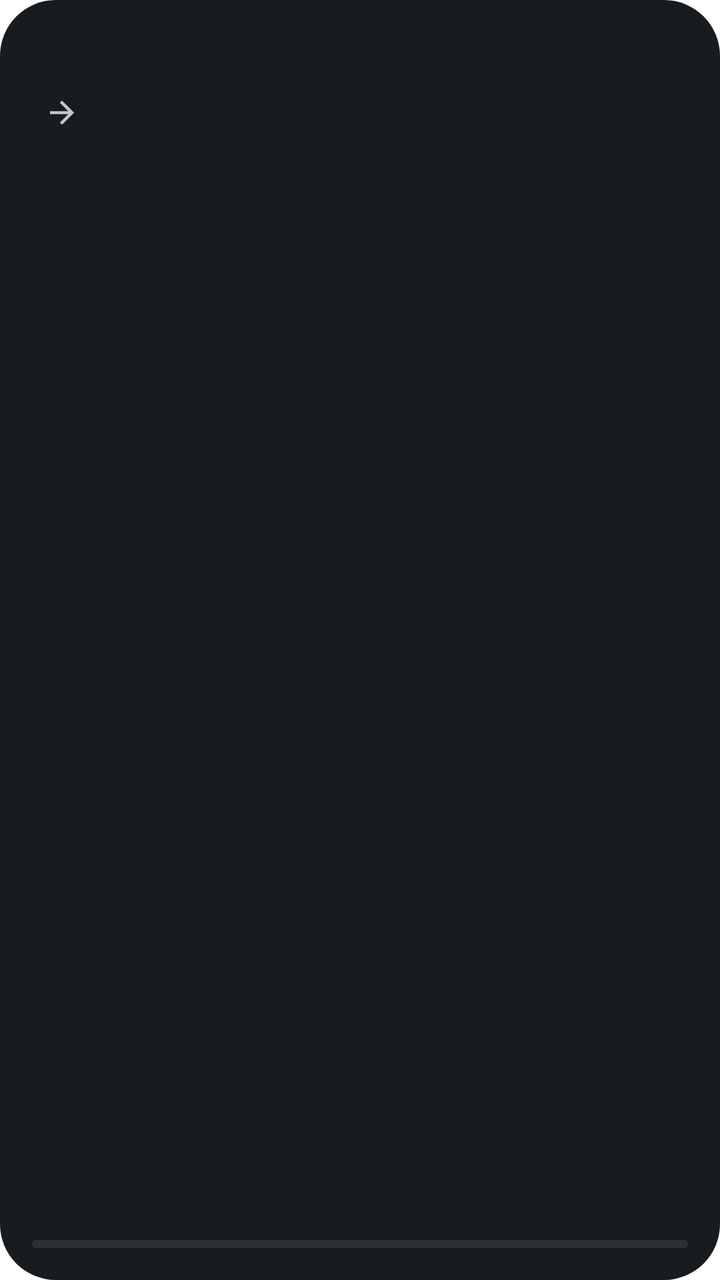
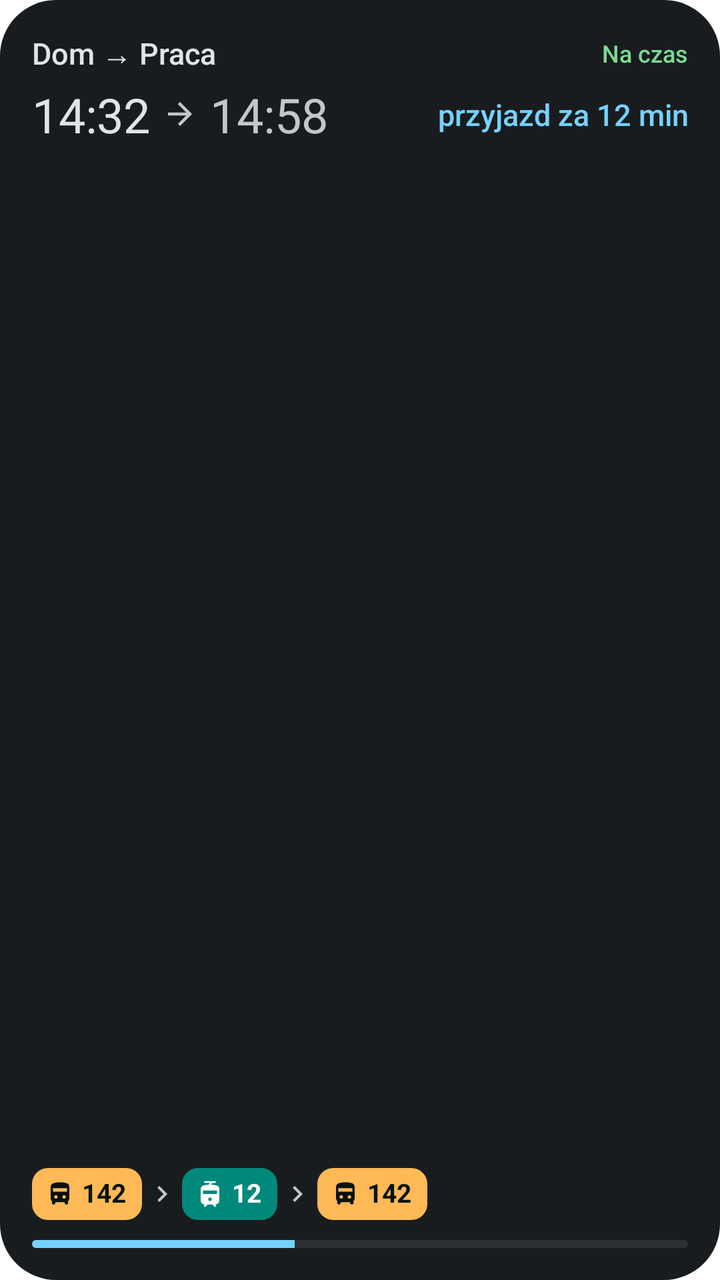

Compare the two renders of this Android layout. The source of the first and the diff that turns it into the second are given below.
<!-- AndroidManifest.xml: fallback theme Theme.MaterialComponents.DayNight.NoActionBar -->
<!-- res/layout/kw_trip.xml -->
<?xml version="1.0" encoding="utf-8"?>
<FrameLayout xmlns:android="http://schemas.android.com/apk/res/android"
    android:id="@android:id/background"
    android:layout_width="match_parent"
    android:layout_height="match_parent"
    android:background="@drawable/kw_bg">

    <LinearLayout
        android:id="@+id/kw_content"
        android:layout_width="match_parent"
        android:layout_height="match_parent"
        android:orientation="vertical"
        android:padding="16dp">

        <LinearLayout
            android:layout_width="match_parent"
            android:layout_height="wrap_content"
            android:gravity="center_vertical"
            android:orientation="horizontal">

            <TextView
                android:id="@+id/kw_title"
                android:layout_width="0dp"
                android:layout_height="wrap_content"
                android:layout_weight="1"
                android:ellipsize="end"
                android:fontFamily="sans-serif-medium"
                android:maxLines="1"
                android:textColor="@color/kw_on_surface"
                android:textSize="15sp" />

            <TextView
                android:id="@+id/kw_status"
                android:layout_width="wrap_content"
                android:layout_height="wrap_content"
                android:layout_marginStart="8dp"
                android:fontFamily="sans-serif-medium"
                android:maxLines="1"
                android:textColor="@color/kw_on_surface_variant"
                android:textSize="12sp" />
        </LinearLayout>

        <LinearLayout
            android:layout_width="match_parent"
            android:layout_height="wrap_content"
            android:layout_marginTop="4dp"
            android:gravity="center_vertical"
            android:orientation="horizontal">

            <TextView
                android:id="@+id/kw_depart"
                android:layout_width="wrap_content"
                android:layout_height="wrap_content"
                android:maxLines="1"
                android:textColor="@color/kw_on_surface"
                android:textSize="24sp" />

            <ImageView
                android:id="@+id/kw_arrow"
                android:layout_width="18dp"
                android:layout_height="18dp"
                android:layout_marginHorizontal="6dp"
                android:importantForAccessibility="no"
                android:src="@drawable/kw_ic_arrow"
                android:tint="@color/kw_on_surface_variant" />

            <TextView
                android:id="@+id/kw_arrive"
                android:layout_width="wrap_content"
                android:layout_height="wrap_content"
                android:maxLines="1"
                android:textColor="@color/kw_on_surface_variant"
                android:textSize="24sp" />

            <TextView
                android:id="@+id/kw_phase"
                android:layout_width="0dp"
                android:layout_height="wrap_content"
                android:layout_marginStart="12dp"
                android:layout_weight="1"
                android:ellipsize="end"
                android:fontFamily="sans-serif-medium"
                android:gravity="end"
                android:maxLines="1"
                android:textColor="@color/kw_primary"
                android:textSize="15sp" />
        </LinearLayout>

        <FrameLayout
            android:layout_width="match_parent"
            android:layout_height="0dp"
            android:layout_weight="1" />

        <LinearLayout
            android:id="@+id/kw_legs"
            android:layout_width="match_parent"
            android:layout_height="wrap_content"
            android:gravity="center_vertical"
            android:orientation="horizontal" />

        <ProgressBar
            android:id="@+id/kw_progress"
            style="@android:style/Widget.ProgressBar.Horizontal"
            android:layout_width="match_parent"
            android:layout_height="4dp"
            android:layout_marginTop="10dp"
            android:max="1000"
            android:progressDrawable="@drawable/kw_progress" />
    </LinearLayout>

    <LinearLayout
        android:id="@+id/kw_empty"
        android:layout_width="match_parent"
        android:layout_height="match_parent"
        android:gravity="center_vertical"
        android:orientation="vertical"
        android:padding="16dp"
        android:visibility="gone">

        <ImageView
            android:layout_width="28dp"
            android:layout_height="28dp"
            android:importantForAccessibility="no"
            android:src="@drawable/kw_ic_route"
            android:tint="@color/kw_primary" />

        <TextView
            android:id="@+id/kw_empty_title"
            android:layout_width="match_parent"
            android:layout_height="wrap_content"
            android:layout_marginTop="8dp"
            android:fontFamily="sans-serif-medium"
            android:text="@string/kw_trip_label"
            android:textColor="@color/kw_on_surface"
            android:textSize="15sp" />

        <TextView
            android:id="@+id/kw_empty_body"
            android:layout_width="match_parent"
            android:layout_height="wrap_content"
            android:layout_marginTop="2dp"
            android:text="@string/kw_open_app"
            android:textColor="@color/kw_on_surface_variant"
            android:textSize="13sp" />
    </LinearLayout>
</FrameLayout>
<!-- resources referenced by this layout -->
<resources>
  <color name="kw_on_surface">#E0E3E1</color>
  <color name="kw_on_surface_variant">#BFC9C5</color>
  <color name="kw_primary">#5CDBBE</color>
  <!-- drawable kw_bg (drawable) -->
  <?xml version="1.0" encoding="utf-8"?>
  <shape xmlns:android="http://schemas.android.com/apk/res/android" android:shape="rectangle">
      <corners android:radius="@dimen/kw_radius" />
      <solid android:color="@color/kw_surface" />
  </shape>
  <string name="kw_open_app">Otwórz Kilometr, żeby wczytać odjazdy</string>
  <string name="kw_trip_label">Śledzona podróż</string>
  <dimen name="kw_radius">24dp</dimen>
  <color name="kw_surface">#1B2120</color>
  <color name="kw_surface_high">#303635</color>
  <!-- unchanged entries left out for length: 3 -->
</resources>

<!-- the commit's change to res/layout/kw_trip.xml (unified diff, before → after) -->
@@ -26,6 +26,7 @@
                 android:ellipsize="end"
                 android:fontFamily="sans-serif-medium"
                 android:maxLines="1"
+                android:text="@string/kw_sample_trip_title"
                 android:textColor="@color/kw_on_surface"
                 android:textSize="15sp" />
 
@@ -36,7 +37,8 @@
                 android:layout_marginStart="8dp"
                 android:fontFamily="sans-serif-medium"
                 android:maxLines="1"
-                android:textColor="@color/kw_on_surface_variant"
+                android:text="@string/kw_sample_status"
+                android:textColor="@color/kw_success"
                 android:textSize="12sp" />
         </LinearLayout>
 
@@ -52,6 +54,7 @@
                 android:layout_width="wrap_content"
                 android:layout_height="wrap_content"
                 android:maxLines="1"
+                android:text="14:32"
                 android:textColor="@color/kw_on_surface"
                 android:textSize="24sp" />
 
@@ -69,6 +72,7 @@
                 android:layout_width="wrap_content"
                 android:layout_height="wrap_content"
                 android:maxLines="1"
+                android:text="14:58"
                 android:textColor="@color/kw_on_surface_variant"
                 android:textSize="24sp" />
 
@@ -82,6 +86,7 @@
                 android:fontFamily="sans-serif-medium"
                 android:gravity="end"
                 android:maxLines="1"
+                android:text="@string/kw_sample_phase"
                 android:textColor="@color/kw_primary"
                 android:textSize="15sp" />
         </LinearLayout>
@@ -96,7 +101,18 @@
             android:layout_width="match_parent"
             android:layout_height="wrap_content"
             android:gravity="center_vertical"
-            android:orientation="horizontal" />
+            android:orientation="horizontal">
+
+            <include layout="@layout/kw_badge_sample" />
+
+            <include layout="@layout/kw_leg_sep" />
+
+            <include layout="@layout/kw_badge_sample_alt" />
+
+            <include layout="@layout/kw_leg_sep" />
+
+            <include layout="@layout/kw_badge_sample" />
+        </LinearLayout>
 
         <ProgressBar
             android:id="@+id/kw_progress"
@@ -105,6 +121,7 @@
             android:layout_height="4dp"
             android:layout_marginTop="10dp"
             android:max="1000"
+            android:progress="400"
             android:progressDrawable="@drawable/kw_progress" />
     </LinearLayout>
 
@@ -144,3 +161,72 @@
             android:textSize="13sp" />
     </LinearLayout>
 </FrameLayout>
+<!-- res/layout/kw_badge_sample.xml (included above) -->
+<?xml version="1.0" encoding="utf-8"?>
+<LinearLayout xmlns:android="http://schemas.android.com/apk/res/android"
+    android:layout_width="wrap_content"
+    android:layout_height="wrap_content"
+    android:background="@drawable/kw_badge_train"
+    android:gravity="center_vertical"
+    android:minHeight="26dp"
+    android:orientation="horizontal"
+    android:paddingStart="7dp"
+    android:paddingEnd="8dp">
+
+    <ImageView
+        android:layout_width="14dp"
+        android:layout_height="14dp"
+        android:importantForAccessibility="no"
+        android:src="@drawable/kw_ic_bus"
+        android:tint="#0A1210" />
+
+    <TextView
+        android:layout_width="wrap_content"
+        android:layout_height="wrap_content"
+        android:layout_marginStart="4dp"
+        android:includeFontPadding="false"
+        android:maxLines="1"
+        android:text="142"
+        android:textColor="#0A1210"
+        android:textSize="13sp"
+        android:textStyle="bold" />
+</LinearLayout>
+<!-- res/layout/kw_leg_sep.xml (included above) -->
+<?xml version="1.0" encoding="utf-8"?>
+<ImageView xmlns:android="http://schemas.android.com/apk/res/android"
+    android:layout_width="16dp"
+    android:layout_height="16dp"
+    android:layout_marginHorizontal="2dp"
+    android:importantForAccessibility="no"
+    android:src="@drawable/kw_ic_chevron"
+    android:tint="@color/kw_on_surface_variant" />
+<!-- res/layout/kw_badge_sample_alt.xml (included above) -->
+<?xml version="1.0" encoding="utf-8"?>
+<LinearLayout xmlns:android="http://schemas.android.com/apk/res/android"
+    android:layout_width="wrap_content"
+    android:layout_height="wrap_content"
+    android:background="@drawable/kw_badge_00897b"
+    android:gravity="center_vertical"
+    android:minHeight="26dp"
+    android:orientation="horizontal"
+    android:paddingStart="7dp"
+    android:paddingEnd="8dp">
+
+    <ImageView
+        android:layout_width="14dp"
+        android:layout_height="14dp"
+        android:importantForAccessibility="no"
+        android:src="@drawable/kw_ic_tram"
+        android:tint="#FFFFFFFF" />
+
+    <TextView
+        android:layout_width="wrap_content"
+        android:layout_height="wrap_content"
+        android:layout_marginStart="4dp"
+        android:includeFontPadding="false"
+        android:maxLines="1"
+        android:text="12"
+        android:textColor="#FFFFFFFF"
+        android:textSize="13sp"
+        android:textStyle="bold" />
+</LinearLayout>
<!-- resource entries referenced after the edit -->
@@ -3,13 +3,62 @@
   <color name="kw_on_surface">#E0E3E1</color>
   <color name="kw_on_surface_variant">#BFC9C5</color>
   <color name="kw_primary">#5CDBBE</color>
+  <color name="kw_success">#7DD895</color>
+  <!-- drawable kw_badge_00897b (drawable) -->
+  <?xml version="1.0" encoding="utf-8"?>
+  <shape xmlns:android="http://schemas.android.com/apk/res/android" android:shape="rectangle">
+      <corners android:radius="8dp" />
+      <solid android:color="#00897B" />
+  </shape>
+  <!-- drawable kw_badge_train (drawable) -->
+  <?xml version="1.0" encoding="utf-8"?>
+  <shape xmlns:android="http://schemas.android.com/apk/res/android" android:shape="rectangle">
+      <corners android:radius="8dp" />
+      <solid android:color="#FFB957" />
+  </shape>
   <!-- drawable kw_bg (drawable) -->
   <?xml version="1.0" encoding="utf-8"?>
   <shape xmlns:android="http://schemas.android.com/apk/res/android" android:shape="rectangle">
       <corners android:radius="@dimen/kw_radius" />
       <solid android:color="@color/kw_surface" />
   </shape>
+  <!-- drawable kw_ic_bus (drawable) -->
+  <?xml version="1.0" encoding="utf-8"?>
+  <vector xmlns:android="http://schemas.android.com/apk/res/android"
+      android:width="24dp"
+      android:height="24dp"
+      android:viewportWidth="24"
+      android:viewportHeight="24">
+    <path
+        android:fillColor="#FFFFFFFF"
+        android:pathData="M8 19 v0.5 q0 0.625 -0.438 1.062 T6.5 21 q-0.625 0 -1.062 -0.438 T5 19.5 v-1.55 q-0.45 -0.5 -0.725 -1.113 T4 15.5 v-9.5 q0 -2.075 1.925 -3.038 T12 2 q4.3 0 6.15 0.925 t1.85 3.075 v9.5 q0 0.725 -0.275 1.338 T19 17.95 v1.55 q0 0.625 -0.438 1.062 T17.5 21 q-0.625 0 -1.062 -0.438 T16 19.5 v-0.5 H8 Z m-2 -9 h12 v-3 H6 v3 Z m3.562 5.562 Q10 15.125 10 14.5 t-0.438 -1.062 Q9.125 13 8.5 13 t-1.062 0.438 Q7 13.875 7 14.5 t0.438 1.062 Q7.875 16 8.5 16 t1.062 -0.438 Z m7 0 Q17 15.125 17 14.5 t-0.438 -1.062 Q16.125 13 15.5 13 t-1.062 0.438 Q14 13.875 14 14.5 t0.438 1.062 Q14.875 16 15.5 16 t1.062 -0.438 Z" />
+  </vector>
+  <!-- drawable kw_ic_chevron (drawable) -->
+  <?xml version="1.0" encoding="utf-8"?>
+  <vector xmlns:android="http://schemas.android.com/apk/res/android"
+      android:width="24dp"
+      android:height="24dp"
+      android:viewportWidth="24"
+      android:viewportHeight="24">
+    <path
+        android:fillColor="#FFFFFFFF"
+        android:pathData="M10 6 8.59 7.41 13.17 12l-4.58 4.59L10 18l6-6z" />
+  </vector>
+  <!-- drawable kw_ic_tram (drawable) -->
+  <?xml version="1.0" encoding="utf-8"?>
+  <vector xmlns:android="http://schemas.android.com/apk/res/android"
+      android:width="24dp"
+      android:height="24dp"
+      android:viewportWidth="24"
+      android:viewportHeight="24">
+    <path
+        android:fillColor="#FFFFFFFF"
+        android:pathData="M4 17.5 v-9.5 q0 -2.425 2.125 -3.175 t4.875 -0.825 l0.75 -1.5 H7.75 q-0.325 0 -0.537 -0.213 T7 1.75 q0 -0.325 0.213 -0.537 T7.75 1 h8.5 q0.325 0 0.537 0.213 T17 1.75 q0 0.325 -0.213 0.537 T16.25 2.5 H13.75 l-0.75 1.5 q2.975 0.075 4.988 0.812 T20 8 v9.5 q0 1.475 -1.012 2.488 T16.5 21 l0.5 0.5 q0.425 0.425 0.2 0.963 T16.375 23 q-0.175 0 -0.338 -0.062 T15.75 22.75 l-1.75 -1.75 H10 l-1.75 1.75 q-0.125 0.125 -0.288 0.188 T7.625 23 q-0.575 0 -0.812 -0.537 T7 21.5 l0.5 -0.5 q-1.475 0 -2.488 -1.012 T4 17.5 Z m9.062 0.062 Q13.5 17.125 13.5 16.5 t-0.438 -1.062 Q12.625 15 12 15 t-1.062 0.438 Q10.5 15.875 10.5 16.5 t0.438 1.062 Q11.375 18 12 18 t1.062 -0.438 Z M6 12 h12 v-3 H6 v3 Z" />
+  </vector>
   <string name="kw_open_app">Otwórz Kilometr, żeby wczytać odjazdy</string>
+  <string name="kw_sample_phase">przyjazd za 12 min</string>
+  <string name="kw_sample_status">Na czas</string>
+  <string name="kw_sample_trip_title">Dom → Praca</string>
   <string name="kw_trip_label">Śledzona podróż</string>
   <dimen name="kw_radius">24dp</dimen>
   <color name="kw_surface">#1B2120</color>
